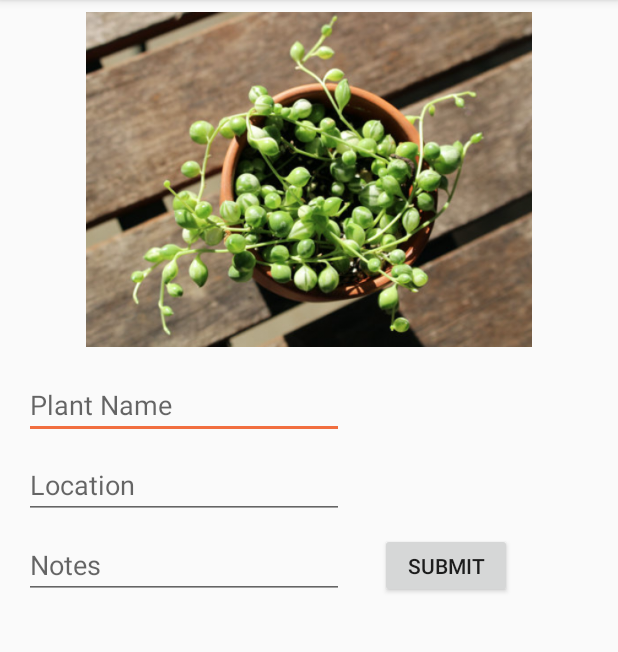
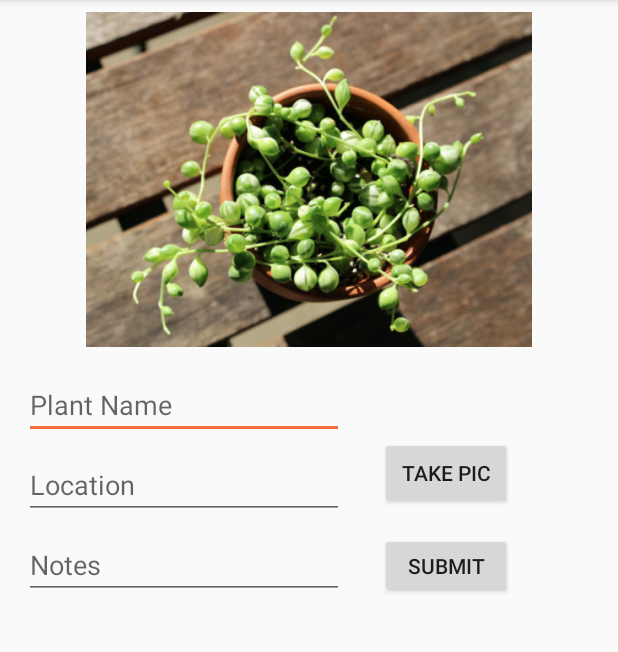
Before and after one commit to jessicaeh/MyGardenAssistant, an Android app: the NewPlantScreen screen opened directly, with no data from a screen before it, on a phone screen of 412 x 824 dp, the part 84-736 px from its top. Run offline under Robolectric (Android 15) with nearby library versions, the phone set to English and light mode, and no system bars.

Commit message:
starting work on camera

```diff
--- a/app/src/main/java/com/example/jessica/mygardeningassistant/NewPlantScreen.java
+++ b/app/src/main/java/com/example/jessica/mygardeningassistant/NewPlantScreen.java
@@ -1,11 +1,14 @@
 package com.example.jessica.mygardeningassistant;
 
 import android.content.Intent;
+import android.graphics.Bitmap;
+import android.provider.MediaStore;
 import android.support.v7.app.AppCompatActivity;
 import android.os.Bundle;
 import android.view.View;
 import android.widget.Button;
 import android.widget.EditText;
+import android.widget.ImageView;
 import android.widget.Toast;
 
 import java.text.SimpleDateFormat;
@@ -18,7 +21,9 @@ public class NewPlantScreen extends AppCompatActivity {
     private EditText name;
     private EditText loc;
     private EditText notes;
-    private Button submit;
+    private Button submit, btnCam;
+    private ImageView mImageView;
+    static final int REQUEST_IMAGE_CAPTURE = 1;
 
     @Override
     protected void onCreate(Bundle savedInstanceState) {
@@ -29,6 +34,8 @@ public class NewPlantScreen extends AppCompatActivity {
         loc = (EditText) findViewById(R.id.editPlantLocation);
         notes = (EditText) findViewById(R.id.editPlantNotes);
         submit = (Button) findViewById(R.id.submitButton);
+        btnCam = (Button) findViewById(R.id.buttonCam);
+        mImageView = (ImageView) findViewById(R.id.imageView2);
         db = new DatabaseHelper(this);
 
         submit.setOnClickListener(new View.OnClickListener() {
@@ -56,6 +63,13 @@ public class NewPlantScreen extends AppCompatActivity {
                 startActivity(new Intent(NewPlantScreen.this, MyGarden.class));
             }
         });
+
+        btnCam.setOnClickListener(new View.OnClickListener() {
+            @Override
+            public void onClick(View v) {
+                dispatchTakePictureIntent();
+            }
+        });
     }
 
     public void AddData(String newEntryName, String newEntryDate, String newEntryLoc, String newEntryNotes){
@@ -72,4 +86,20 @@ public class NewPlantScreen extends AppCompatActivity {
     private void toastMessage(String message) {
         Toast.makeText(this,message,Toast.LENGTH_SHORT).show();
     }
+
+    private void dispatchTakePictureIntent() {
+        Intent takePictureIntent = new Intent(MediaStore.ACTION_IMAGE_CAPTURE);
+        if (takePictureIntent.resolveActivity(getPackageManager()) != null) {
+            startActivityForResult(takePictureIntent, REQUEST_IMAGE_CAPTURE);
+        }
+    }
+
+    @Override
+    protected void onActivityResult(int requestCode, int resultCode, Intent data) {
+        if (requestCode == REQUEST_IMAGE_CAPTURE && resultCode == RESULT_OK) {
+            Bundle extras = data.getExtras();
+            Bitmap imageBitmap = (Bitmap) extras.get("data");
+            mImageView.setImageBitmap(imageBitmap);
+        }
+    }
 }
--- a/app/src/main/res/layout/activity_new_plant_screen.xml
+++ b/app/src/main/res/layout/activity_new_plant_screen.xml
@@ -72,5 +72,18 @@
             app:layout_constraintStart_toEndOf="@+id/editPlantNotes"
             app:layout_constraintTop_toBottomOf="@+id/imageView2" />
 
+        <Button
+            android:id="@+id/buttonCam"
+            android:layout_width="wrap_content"
+            android:layout_height="wrap_content"
+            android:layout_marginStart="8dp"
+            android:layout_marginEnd="8dp"
+            android:layout_marginBottom="16dp"
+            android:text="Take Pic"
+            app:layout_constraintBottom_toTopOf="@+id/submitButton"
+            app:layout_constraintEnd_toEndOf="parent"
+            app:layout_constraintHorizontal_bias="0.204"
+            app:layout_constraintStart_toEndOf="@+id/editPlantName" />
+
     </android.support.constraint.ConstraintLayout>
 </ScrollView>
```
